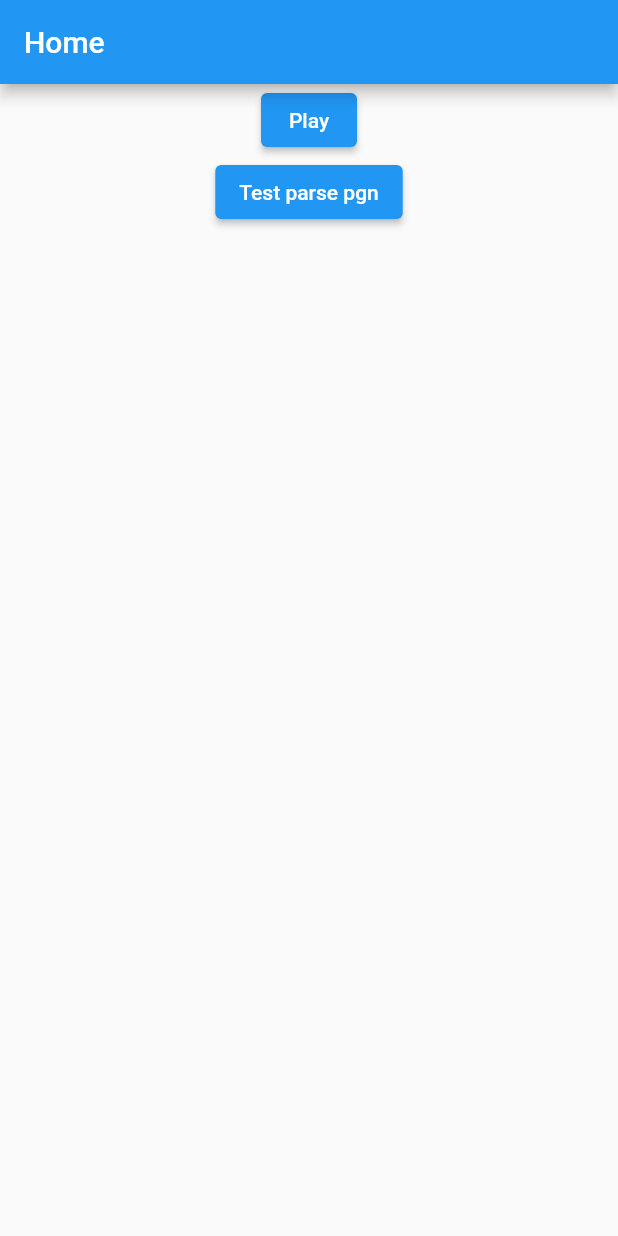
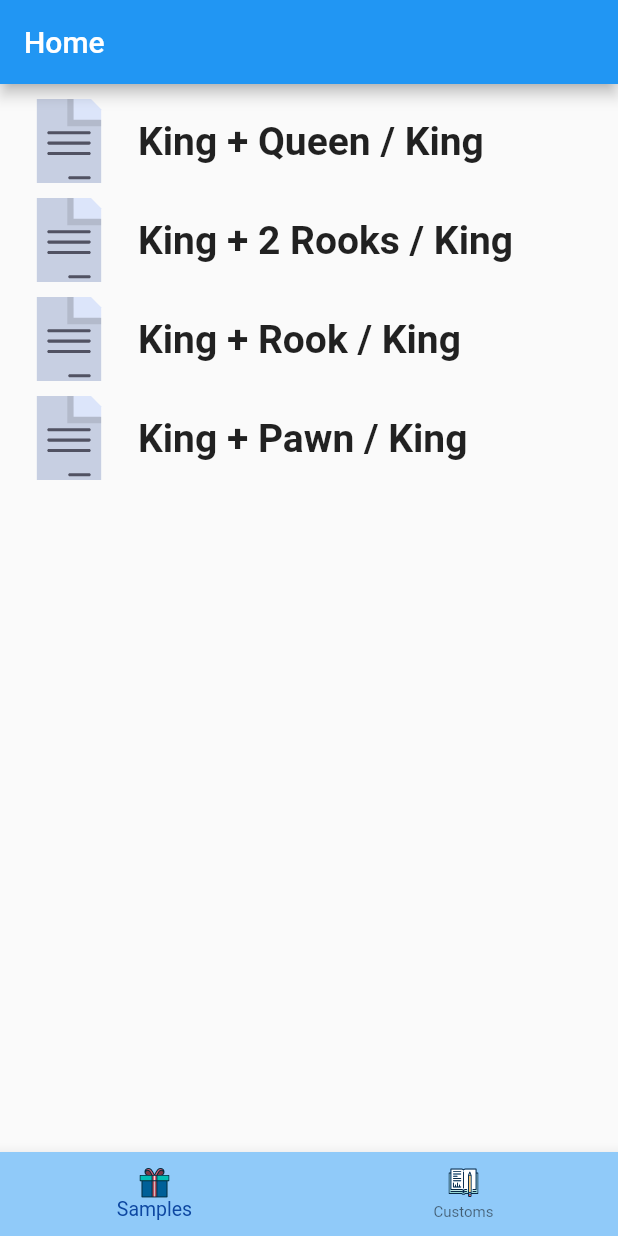
Before and after one commit to loloof64/ChessExercisesOrganizerFlutter, a Flutter app: the screen it shows after launch, on a phone screen of 412 x 824 dp. Run offline on Flutter 3.47's test engine with Material 2 defaults, Android fonts, the phone set to English and light mode, and no system bars; our stand-ins replace flutter_i18n, flutter_svg, go_router, logger, petitparser; missing offline and left inert: chess, chess_vectors_flutter, dart:ffi, flutter_stateless_chessboard, stockfish.

Commit message:
Starting to re-organize home page

```diff
--- a/assets/i18n/en.yaml
+++ b/assets/i18n/en.yaml
@@ -3,7 +3,8 @@ buttons:
     cancel: "Cancel"
 home:
     title: "Home"
-    play_button: "Play"
+    samples_tab: "Samples"
+    customs_tab: "Customs"
 game:
     title: "Game"
     go_back_home: "Go back to home"
--- a/assets/i18n/es.yaml
+++ b/assets/i18n/es.yaml
@@ -3,7 +3,8 @@ buttons:
     cancel: "Cancelar"
 home:
     title: "Acogida"
-    play_button: "Jugar"
+    samples_tab: "Ejemplos"
+    customs_tab: "Personal"
 game:
     title: "Juego"
     go_back_home: "Volver a acogida"
--- a/assets/i18n/fr.yaml
+++ b/assets/i18n/fr.yaml
@@ -3,7 +3,8 @@ buttons:
     cancel: "Annuler"
 home:
     title: "Accueil"
-    play_button: "Jouer"
+    samples_tab: "Exemples"
+    customs_tab: "Personnels"
 game:
     title: "Partie"
     go_back_home: "Revenir à l'accueil"
--- a/lib/screens/home.dart
+++ b/lib/screens/home.dart
@@ -19,9 +19,11 @@
 import 'package:flutter/material.dart';
 import 'package:go_router/go_router.dart';
 import 'package:flutter_i18n/flutter_i18n.dart';
-import 'package:logger/logger.dart';
+import 'package:flutter_svg/flutter_svg.dart';
 import 'dart:async' show Future;
 import '../logic/pgn/parser.dart';
+import '../screens/home/samples.dart';
+import '../screens/home/customs.dart';
 
 Future<String> loadPgnFromAsset(
     {required BuildContext context, required String assetRef}) async {
@@ -37,8 +39,19 @@ class HomeScreen extends StatefulWidget {
 }
 
 class _HomeScreenState extends State<HomeScreen> {
+  int _currentScreenIndex = 0;
+  List _screens = [SamplesScreen(), CustomsScreen()];
+
+  void _setScreen(int index) {
+    setState(() {
+      _currentScreenIndex = index;
+    });
+  }
+
   @override
   Widget build(BuildContext context) {
+    final samplesTitle = FlutterI18n.translate(context, "home.samples_tab");
+    final customsTitle = FlutterI18n.translate(context, "home.customs_tab");
     return Scaffold(
       appBar: AppBar(
         title: Text(
@@ -48,31 +61,36 @@ class _HomeScreenState extends State<HomeScreen> {
           ),
         ),
       ),
-      body: Center(
-        child: Column(children: [
-          ElevatedButton(
-            child: I18nText('home.play_button'),
-            onPressed: () {
-              GoRouter.of(context).go('/game');
-            },
-          ),
-          //////////////////////////////
-          ElevatedButton(
-            onPressed: () async {
-              var pgnString = await loadPgnFromAsset(
-                  assetRef: 'KQ_K.pgn', context: context);
-              try {
-                var result = getPgnData(pgnString);
-                Logger().i(result);
-              } on PgnParsingException catch (_) {
-                Logger().e('Failed to parse pgn !');
-              }
-            },
-            child: Text('Test parse pgn'),
-          )
-          //////////////////////////////
-        ]),
-      ),
+      body: _screens[_currentScreenIndex],
+      bottomNavigationBar: BottomNavigationBar(
+          type: BottomNavigationBarType.fixed,
+          currentIndex: _currentScreenIndex,
+          backgroundColor: Colors.blue[200],
+          selectedItemColor: Colors.blue[900],
+          selectedFontSize: 13,
+          unselectedFontSize: 10,
+          iconSize: 30,
+          onTap: _setScreen,
+          items: [
+            BottomNavigationBarItem(
+              label: samplesTitle,
+              icon: SvgPicture.asset(
+                'assets/vectors/gift.svg',
+                width: 20,
+                height: 20,
+                fit: BoxFit.cover,
+              ),
+            ),
+            BottomNavigationBarItem(
+              label: customsTitle,
+              icon: SvgPicture.asset(
+                'assets/vectors/homework.svg',
+                width: 20,
+                height: 20,
+                fit: BoxFit.cover,
+              ),
+            ),
+          ]),
     );
   }
 }
--- /dev/null
+++ b/lib/screens/home/customs.dart
@@ -0,0 +1,17 @@
+import 'package:flutter/material.dart';
+
+class CustomsScreen extends StatefulWidget {
+  const CustomsScreen({Key? key}) : super(key: key);
+
+  @override
+  _CustomsScreenState createState() => _CustomsScreenState();
+}
+
+class _CustomsScreenState extends State<CustomsScreen> {
+  @override
+  Widget build(BuildContext context) {
+    return Center(
+      child: Text('Customs PGN'),
+    );
+  }
+}
--- /dev/null
+++ b/lib/screens/home/samples.dart
@@ -0,0 +1,42 @@
+import 'package:flutter/material.dart';
+import 'package:flutter_i18n/flutter_i18n.dart';
+import 'package:flutter_svg/flutter_svg.dart';
+
+class SamplesScreen extends StatelessWidget {
+  final _sampleFiles = <String>['KQ_K', 'K2R_K', 'KR_K', 'KP_K'];
+  SamplesScreen({Key? key}) : super(key: key);
+
+  @override
+  Widget build(BuildContext context) {
+    return ListView.separated(
+      itemCount: _sampleFiles.length,
+      itemBuilder: (ctx, index) {
+        final itemRef = _sampleFiles[index];
+        final itemText = FlutterI18n.translate(
+          context,
+          'sample_games.$itemRef',
+        );
+
+        return ListTile(
+          leading: SvgPicture.asset(
+            'assets/vectors/text_file.svg',
+            width: 60,
+            height: 60,
+            fit: BoxFit.cover,
+          ),
+          title: Text(
+            itemText,
+            style: TextStyle(
+              fontWeight: FontWeight.bold,
+              fontSize: 26,
+            ),
+          ),
+        );
+      },
+      separatorBuilder: (context, index) => SizedBox(
+        height: 10,
+      ),
+      padding: EdgeInsets.only(top: 10),
+    );
+  }
+}
--- a/pubspec.yaml
+++ b/pubspec.yaml
@@ -45,6 +45,7 @@ dependencies:
   chess: ^0.7.0
   chess_vectors_flutter: ^1.0.16
   petitparser: ^4.4.0
+  flutter_svg: ^1.0.3
 
 dev_dependencies:
   flutter_test:
@@ -77,6 +78,7 @@ flutter:
     - assets/icon/icon.png
     - assets/i18n/
     - assets/pgn/
+    - assets/vectors/
 
   # An image asset can refer to one or more resolution-specific "variants", see
   # https://flutter.dev/assets-and-images/#resolution-aware.
```
Also changed, not shown: assets/vectors/gift.svg (added), assets/vectors/homework.svg (added), assets/vectors/text_file.svg (added), pubspec.lock, 1 other file.
